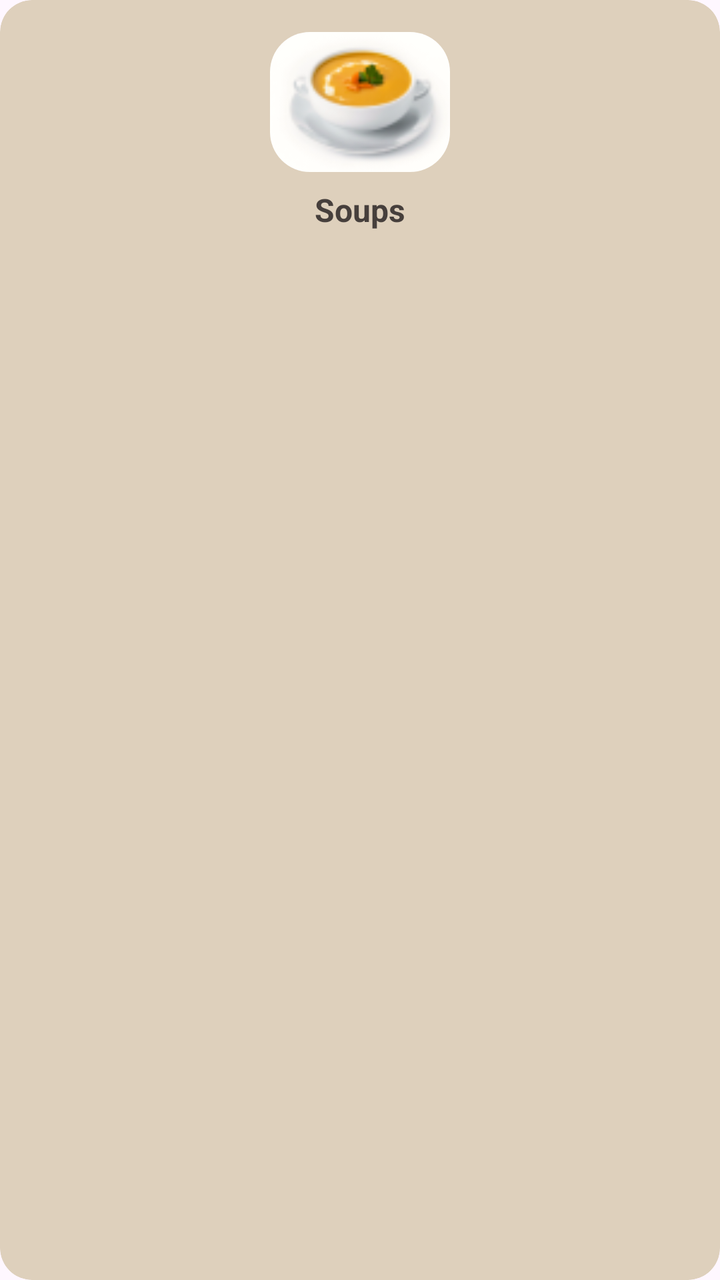
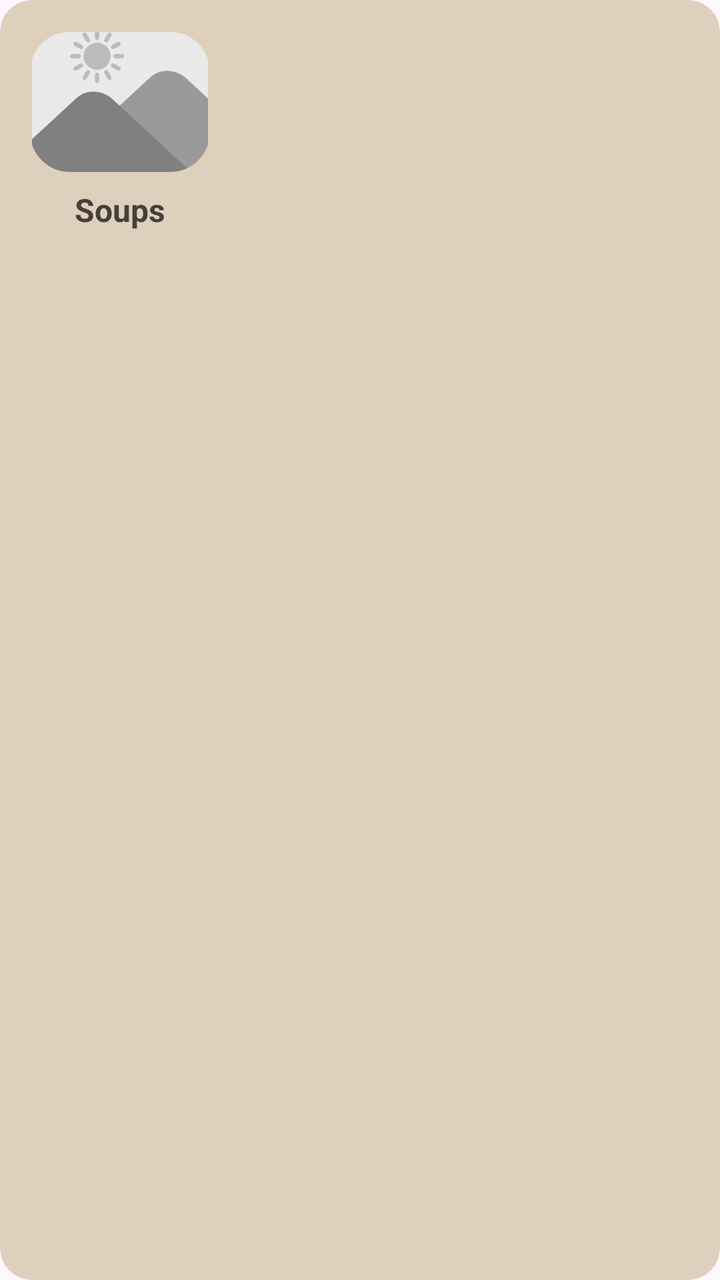

Screens rendered from an Android XML layout before and after an edit, with the pre-edit source and the edit as a unified diff.
<!-- AndroidManifest.xml: application theme Theme.MealMate -->
<!-- res/layout/recipes_library_default_card.xml -->
<androidx.cardview.widget.CardView
    xmlns:android="http://schemas.android.com/apk/res/android"
    xmlns:app="http://schemas.android.com/apk/res-auto"
    android:layout_width="match_parent"
    android:layout_height="wrap_content"
    android:layout_margin="8dp"
    app:cardCornerRadius="16dp"
    app:cardElevation="0dp"
    android:backgroundTint="#DED0BC"
    android:clickable="true"
    android:focusable="true"
    android:foreground="?attr/selectableItemBackground">

    <LinearLayout
        android:layout_width="match_parent"
        android:layout_height="wrap_content"
        android:orientation="vertical"
        android:padding="16dp"
        android:gravity="center">

        
        <ImageView
            android:id="@+id/recipe_library_item_image"
            android:layout_width="90dp"
            android:layout_height="70dp"
            android:layout_gravity="center"
            android:contentDescription="Image Description"
            android:scaleType="centerCrop"
            android:src="@drawable/soup"
            android:clipToOutline="true"
            android:background="@drawable/rounded_corner_background" />

        
        <TextView
            android:id="@+id/item_title"
            android:layout_width="wrap_content"
            android:layout_height="wrap_content"
            android:layout_gravity="center"
            android:layout_marginTop="8dp"
            android:text="Soups"
            android:textColor="#463F3C"
            android:textSize="16sp"
            android:textStyle="bold" />
    </LinearLayout>

</androidx.cardview.widget.CardView>
<!-- resources referenced by this layout -->
<resources>
  <!-- drawable rounded_corner_background (drawable) -->
  <shape xmlns:android="http://schemas.android.com/apk/res/android">
      <corners android:radius="20dp"/>
      <solid android:color="#DED0BC"/> 
  </shape>
  <!-- drawable soup: png bitmap (drawable, 7716 bytes) -->
  <style name="Theme.MealMate" parent="Base.Theme.MealMate" />
  <style name="Base.Theme.MealMate" parent="Theme.Material3.DayNight.NoActionBar">
          
          
      </style>
</resources>

<!-- the commit's change to res/layout/recipes_library_default_card.xml (unified diff, before → after) -->
@@ -12,7 +12,7 @@
     android:foreground="?attr/selectableItemBackground">
 
     <LinearLayout
-        android:layout_width="match_parent"
+        android:layout_width="120dp"
         android:layout_height="wrap_content"
         android:orientation="vertical"
         android:padding="16dp"
@@ -26,11 +26,10 @@
             android:layout_gravity="center"
             android:contentDescription="Image Description"
             android:scaleType="centerCrop"
-            android:src="@drawable/soup"
+            android:src="@drawable/placeholder"
             android:clipToOutline="true"
             android:background="@drawable/rounded_corner_background" />
 
-        
         <TextView
             android:id="@+id/item_title"
             android:layout_width="wrap_content"
@@ -40,7 +39,11 @@
             android:text="Soups"
             android:textColor="#463F3C"
             android:textSize="16sp"
-            android:textStyle="bold" />
+            android:textStyle="bold"
+            android:maxLines="2"
+            android:ellipsize="end"
+            android:gravity="center" />
+
     </LinearLayout>
 
 </androidx.cardview.widget.CardView>
<!-- resource entries referenced after the edit -->
@@ -1,11 +1,11 @@
 <!-- resources referenced by this layout -->
 <resources>
+  <!-- drawable placeholder: png bitmap (drawable, 19896 bytes) -->
   <!-- drawable rounded_corner_background (drawable) -->
   <shape xmlns:android="http://schemas.android.com/apk/res/android">
       <corners android:radius="20dp"/>
       <solid android:color="#DED0BC"/> 
   </shape>
-  <!-- drawable soup: png bitmap (drawable, 7716 bytes) -->
   <style name="Theme.MealMate" parent="Base.Theme.MealMate" />
   <style name="Base.Theme.MealMate" parent="Theme.Material3.DayNight.NoActionBar">
           
